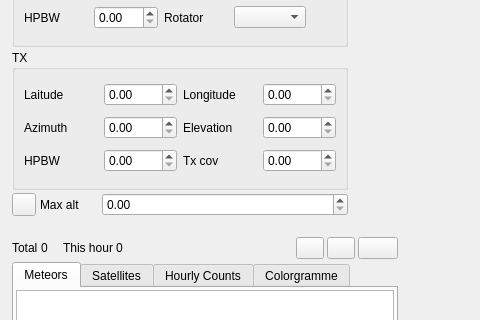
Before: the Qt Designer form plugins/channelrx/meteor/meteorgui.ui in srcejon/sdrangel, drawn with Qt 5; both pictures show x 0 to 480 and y 255 to 575 of the 605 by 1155 pixel window.
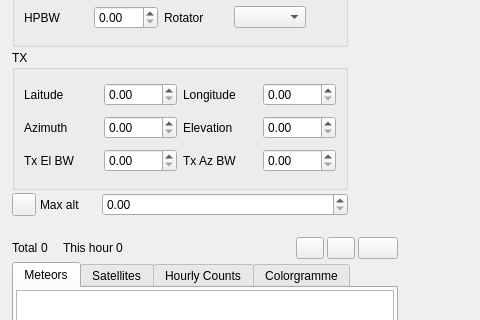
After: the same form once the commit is applied. Icons and pictures are not drawn. Custom widgets are drawn as their Qt base class.

What changed in the file:
```diff
--- a/plugins/channelrx/meteor/meteorgui.ui
+++ b/plugins/channelrx/meteor/meteorgui.ui
@@ -409,7 +409,7 @@
        <item row="2" column="0">
         <widget class="QLabel" name="transmitterHPBWLabel">
          <property name="text">
-          <string>HPBW</string>
+          <string>Tx El BW</string>
          </property>
         </widget>
        </item>
@@ -419,7 +419,7 @@
        <item row="2" column="2">
         <widget class="QLabel" name="transmitterBeamwidthLabel">
          <property name="text">
-          <string>Tx cov</string>
+          <string>Tx Az BW</string>
          </property>
         </widget>
        </item>
```
Left out of the diff: 2 changed lines with no effect on the pictures.
